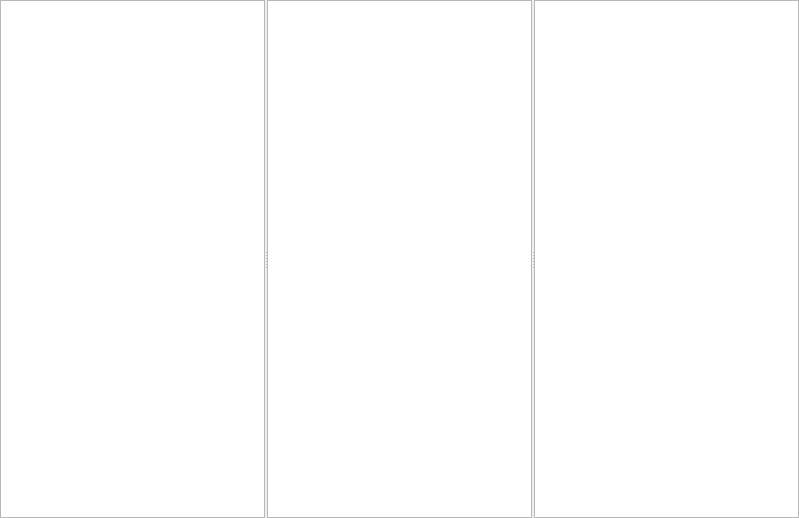
GAMS-dev/studio, file src/connect/connecteditor.ui: the form before one commit.
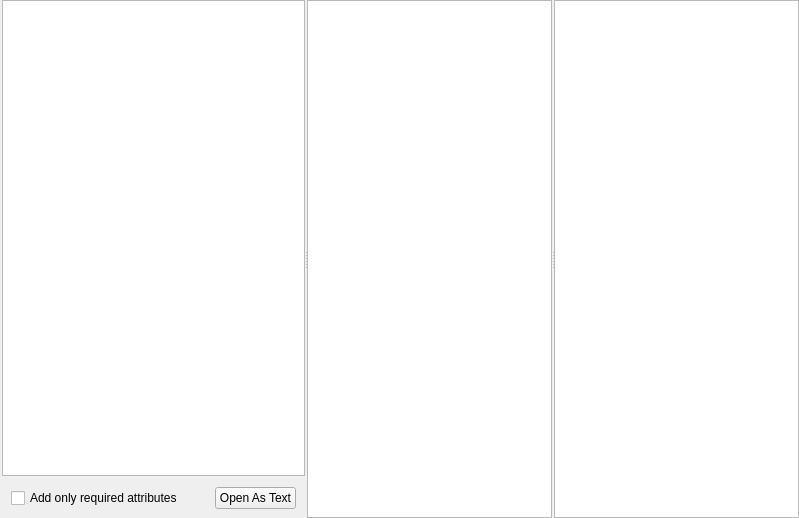
The form after the commit.

Commit message: add ui and action for open as text button; add ui for adding only required attributes

```diff
--- a/src/connect/connecteditor.ui
+++ b/src/connect/connecteditor.ui
@@ -37,7 +37,61 @@
      <property name="handleWidth">
       <number>2</number>
      </property>
-     <widget class="QTreeView" name="dataTreeView"/>
+     <widget class="QWidget" name="dataWidget" native="true">
+      <layout class="QVBoxLayout" name="verticalLayout">
+       <property name="spacing">
+        <number>2</number>
+       </property>
+       <property name="leftMargin">
+        <number>2</number>
+       </property>
+       <property name="topMargin">
+        <number>0</number>
+       </property>
+       <property name="rightMargin">
+        <number>0</number>
+       </property>
+       <property name="bottomMargin">
+        <number>0</number>
+       </property>
+       <item>
+        <widget class="QTreeView" name="dataTreeView"/>
+       </item>
+       <item>
+        <widget class="QWidget" name="selectionWidget" native="true">
+         <layout class="QHBoxLayout" name="horizontalLayout_2">
+          <item>
+           <widget class="QCheckBox" name="onlyRequiredAttribute">
+            <property name="text">
+             <string>Add only required attributes</string>
+            </property>
+           </widget>
+          </item>
+          <item>
+           <spacer name="selectionHSpacer">
+            <property name="orientation">
+             <enum>Qt::Horizontal</enum>
+            </property>
+            <property name="sizeHint" stdset="0">
+             <size>
+              <width>40</width>
+              <height>20</height>
+             </size>
+            </property>
+           </spacer>
+          </item>
+          <item>
+           <widget class="QPushButton" name="openAsTextButton">
+            <property name="text">
+             <string>Open As Text</string>
+            </property>
+           </widget>
+          </item>
+         </layout>
+        </widget>
+       </item>
+      </layout>
+     </widget>
      <widget class="QListView" name="schemaControlListView"/>
      <widget class="QTreeView" name="helpTreeView"/>
     </widget>
```
The commit also changes 3 other files.
